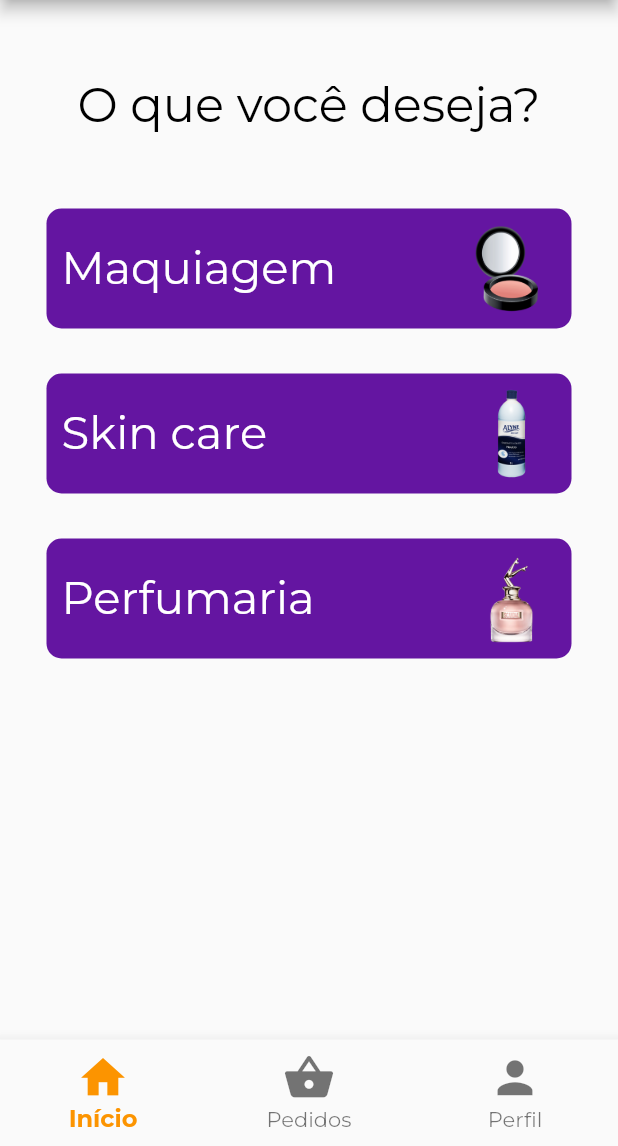
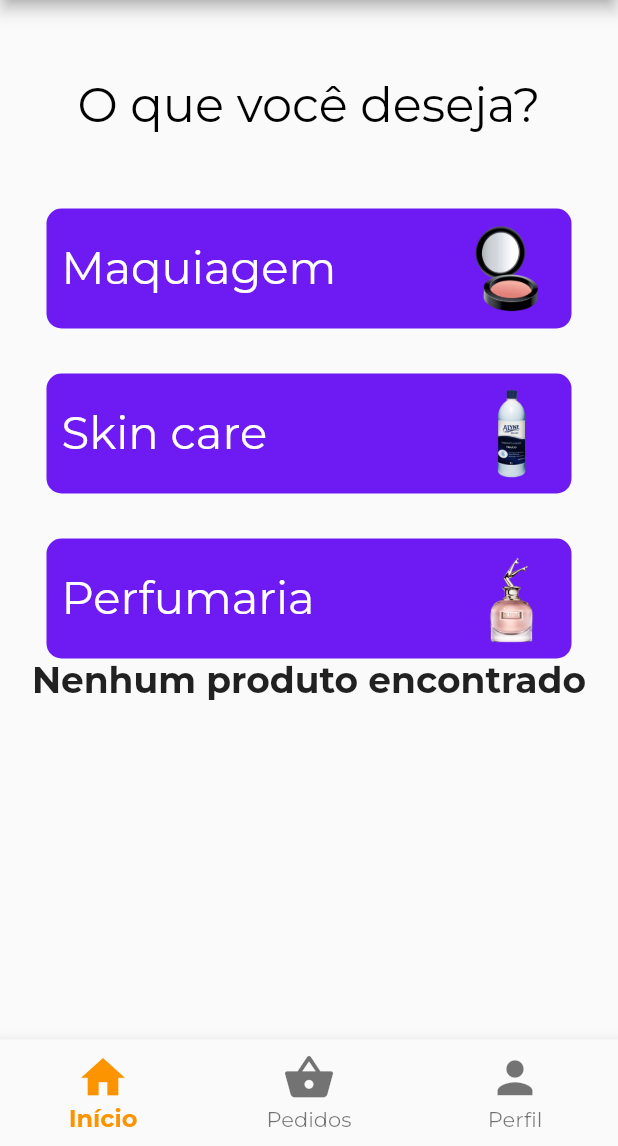
Before and after one commit to LeonardoLuisKlein/inTime, a Flutter app: the screen it shows once a user with an empty profile is signed in, on a phone screen of 412 x 824 dp, the part 90-1236 px from its top. Run offline on Flutter 3.47's test engine with Material 2 defaults, Android fonts, the phone set to English and light mode, and no system bars; our stand-ins replace cloud_firestore, firebase_auth, firebase_core; accounts and stored records are empty.

Commit message:
Feat: adjusting produtos container and page visibility

```diff
--- a/lib/pages/home.dart
+++ b/lib/pages/home.dart
@@ -14,11 +14,16 @@ class Home extends StatefulWidget {
 
 class _HomeState extends State<Home> {
   String? _categoriaSelecionada;
-
+  bool homeContainer = true;
+  bool produdosContainer = false;
   @override
   Widget build(BuildContext context) {
     return Scaffold(
       body: Column(
+        children: [
+          Visibility(
+            visible: homeContainer,
+            child: Column(
               children: [
                 const Padding(
                   padding: EdgeInsets.only(top: 50.0),
@@ -38,13 +43,15 @@ class _HomeState extends State<Home> {
                         setState(() {
                           widget.filtro = '';
                           _categoriaSelecionada = 'maquiagem';
+                          homeContainer = false;
+                          produdosContainer = true;
                         });
                       },
                       child: Container(
                         width: 350,
                         height: 80,
-                  decoration: BoxDecoration(
-                    color: Color.fromARGB(255, 100, 21, 161),
+                        decoration: const BoxDecoration(
+                          color: Color.fromARGB(255, 110, 27, 243),
                           borderRadius: BorderRadius.all(Radius.circular(10)),
                         ),
                         child: Row(
@@ -81,13 +88,15 @@ class _HomeState extends State<Home> {
                         setState(() {
                           widget.filtro = '';
                           _categoriaSelecionada = 'skin care';
+                          homeContainer = false;
+                          produdosContainer = true;
                         });
                       },
                       child: Container(
                         width: 350,
                         height: 80,
-                  decoration: BoxDecoration(
-                    color: Color.fromARGB(255, 100, 21, 161),
+                        decoration: const BoxDecoration(
+                          color: Color.fromARGB(255, 110, 27, 243),
                           borderRadius: BorderRadius.all(Radius.circular(10)),
                         ),
                         child: Row(
@@ -124,13 +133,15 @@ class _HomeState extends State<Home> {
                         setState(() {
                           widget.filtro = '';
                           _categoriaSelecionada = 'perfumaria';
+                          homeContainer = false;
+                          produdosContainer = true;
                         });
                       },
                       child: Container(
                         width: 350,
                         height: 80,
-                  decoration: BoxDecoration(
-                    color: Color.fromARGB(255, 100, 21, 161),
+                        decoration: const BoxDecoration(
+                          color: Color.fromARGB(255, 110, 27, 243),
                           borderRadius: BorderRadius.all(Radius.circular(10)),
                         ),
                         child: Row(
@@ -159,6 +170,9 @@ class _HomeState extends State<Home> {
                     ),
                   ),
                 ),
+              ],
+            ),
+          ),
           Expanded(
             child: FutureBuilder<List<Produto>>(
               future: _getProdutos(
@@ -169,11 +183,48 @@ class _HomeState extends State<Home> {
               builder: (BuildContext context,
                   AsyncSnapshot<List<Produto>> snapshot) {
                 if (snapshot.hasError) {
-                  return Text('Erro ao carregar os produtos');
+                  return const Text(
+                    'Erro ao carregar os produtos',
+                    style: TextStyle(
+                        fontSize: 24,
+                        fontFamily: 'Montserrat',
+                        fontWeight: FontWeight.bold),
+                  );
+                }
+
+                if (homeContainer) {
+                  homeContainer = false;
                 }
 
                 if (snapshot.connectionState == ConnectionState.waiting) {
-                  return Text('Carregando os produtos...');
+                  return const Center(
+                    child: Column(
+                      children: [
+                        Text(
+                          "Carregando os produdos...",
+                          style: TextStyle(
+                              fontSize: 24,
+                              fontFamily: 'Montserrat',
+                              fontWeight: FontWeight.bold),
+                        ),
+                        CircularProgressIndicator(
+                          color: Color.fromARGB(255, 110, 27, 243),
+                        ),
+                      ],
+                    ),
+                  );
+                }
+
+                List<Produto> produtos = snapshot.data ?? [];
+                if (produtos.isEmpty) {
+                  return const Text(
+                    'Nenhum produto encontrado',
+                    style: TextStyle(
+                      fontSize: 24,
+                      fontFamily: 'Montserrat',
+                      fontWeight: FontWeight.bold,
+                    ),
+                  );
                 }
 
                 return ListView.builder(
@@ -181,11 +232,32 @@ class _HomeState extends State<Home> {
                   itemBuilder: (BuildContext context, int index) {
                     Produto produto = snapshot.data![index];
                     return ListTile(
-                      leading: Image.network(produto.imagem),
-                      title: Text(produto.nome),
-                      subtitle: Text(produto.categoria),
+                      leading: Image.network(
+                        produto.imagem,
+                        height: 80.0,
+                        width: 80.0,
+                      ),
+                      title: Text(
+                        produto.nome,
+                        style: const TextStyle(
+                            fontSize: 20,
+                            fontFamily: 'Montserrat',
+                            fontWeight: FontWeight.bold),
+                      ),
+                      subtitle: Text(
+                        produto.categoria,
+                        style: const TextStyle(
+                          fontSize: 16,
+                          fontFamily: 'Montserrat',
+                        ),
+                      ),
                       trailing: Text(
-                          '${produto.quantidade} unidades - R\$ ${produto.valor.toStringAsFixed(2)}'),
+                        '${produto.quantidade} unidades - R\$ ${produto.valor.toStringAsFixed(2)}',
+                        style: const TextStyle(
+                          fontSize: 14,
+                          fontFamily: 'Montserrat',
+                        ),
+                      ),
                     );
                   },
                 );
--- a/lib/pages/perfil.dart
+++ b/lib/pages/perfil.dart
@@ -1,4 +1,5 @@
 import "package:flutter/material.dart";
+import "package:in_time/pages/enderecosPrincipal.dart";
 import "package:in_time/services/auth_services.dart";
 import "package:provider/provider.dart";
 
@@ -202,7 +203,7 @@ class _PerfilState extends State<Perfil> {
                 Padding(
                     padding: EdgeInsets.only(left: 10.0),
                     child: Icon(
-                      Icons.mobile_friendly,
+                      Icons.logout,
                       color: Colors.black,
                       size: 45.0,
                     )),
```
Also changed, not shown: lib/pages/pedidos.dart (+26 -4 lines). Lines whose indentation alone changed are shown as unchanged.
